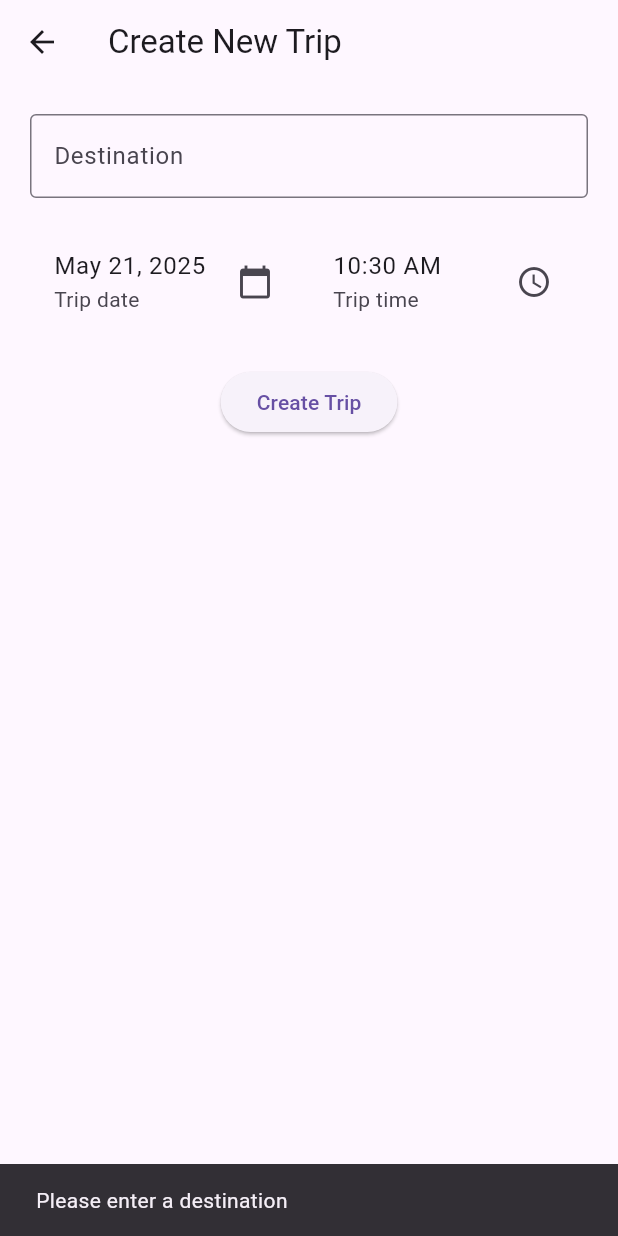
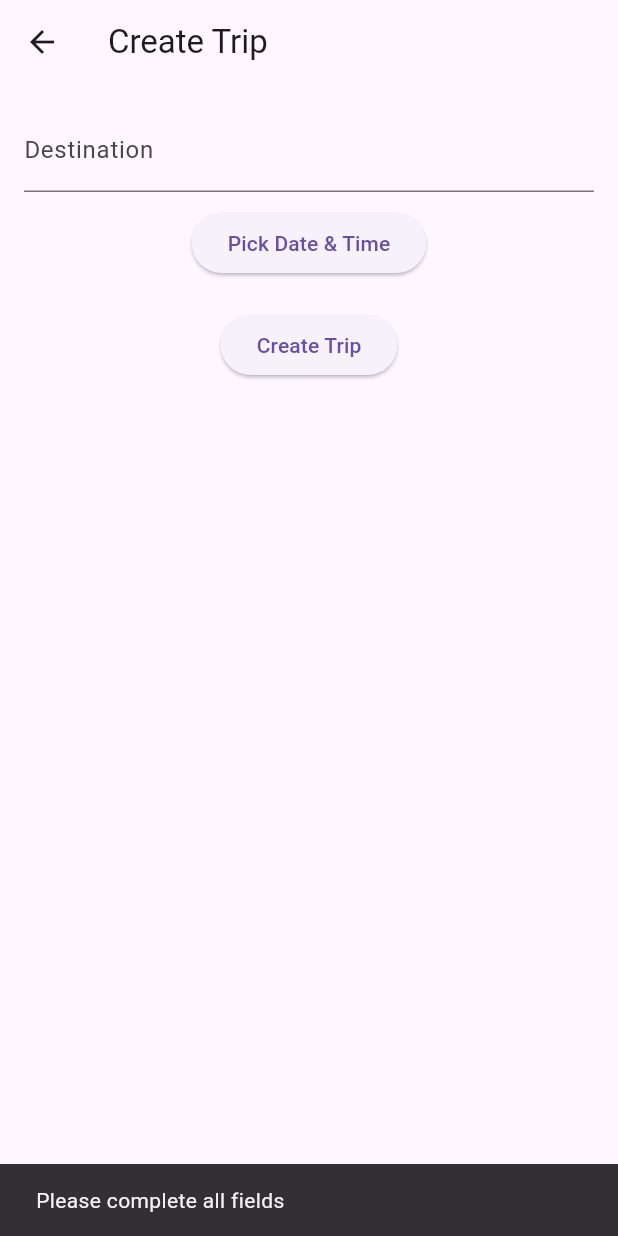
Before and after one commit to mashoodji/Convay-latest-, a Flutter app: the CreateTripScreen screen opened directly, after a tap on "Create Trip", on a phone screen of 412 x 824 dp. Run offline on Flutter 3.47's test engine with Material 3 defaults, Android fonts, the phone set to English and light mode, and no system bars; our stand-ins replace cloud_firestore, firebase_auth, firebase_core, firebase_database, google_maps_flutter; accounts and stored records are empty.

Commit message:
Trip Id (mashood)

```diff
--- a/lib/screens/home/create_trip_screen.dart
+++ b/lib/screens/home/create_trip_screen.dart
@@ -1,9 +1,7 @@
 import 'package:flutter/material.dart';
-import 'package:intl/intl.dart';
 import 'package:provider/provider.dart';
+import '../../services/trip_service.dart';
 import '../../services/auth_service.dart';
-import '../../services/trip_service.dart';
-import '../trip/trip_map_screen.dart';
 
 class CreateTripScreen extends StatefulWidget {
   const CreateTripScreen({super.key});
@@ -13,128 +11,102 @@ class CreateTripScreen extends StatefulWidget {
 }
 
 class _CreateTripScreenState extends State<CreateTripScreen> {
-  final _destinationController = TextEditingController();
-  DateTime _tripDate = DateTime.now();
-  TimeOfDay _tripTime = TimeOfDay.now();
+  final TextEditingController _destinationController = TextEditingController();
+  DateTime? _selectedDateTime;
+
   bool _isLoading = false;
 
-  Future<void> _selectDate(BuildContext context) async {
-    final DateTime? picked = await showDatePicker(
-      context: context,
-      initialDate: _tripDate,
-      firstDate: DateTime.now(),
-      lastDate: DateTime(2101),
-    );
-    if (picked != null && picked != _tripDate) {
-      setState(() => _tripDate = picked);
-    }
-  }
+  Future<void> _createTrip() async {
+    final authService = Provider.of<AuthService>(context, listen: false);
+    final tripService = Provider.of<TripService>(context, listen: false);
+    final user = authService.currentUser;
+    final destination = _destinationController.text.trim();
 
-  Future<void> _selectTime(BuildContext context) async {
-    final TimeOfDay? picked = await showTimePicker(
-      context: context,
-      initialTime: _tripTime,
-    );
-    if (picked != null && picked != _tripTime) {
-      setState(() => _tripTime = picked);
-    }
-  }
-
-  Future<void> _createTrip() async {
-    if (_destinationController.text.isEmpty) {
+    if (user == null || destination.isEmpty || _selectedDateTime == null) {
       ScaffoldMessenger.of(context).showSnackBar(
-        const SnackBar(content: Text('Please enter a destination')),
+        const SnackBar(content: Text('Please complete all fields')),
       );
       return;
     }
 
-    setState(() => _isLoading = true);
-    final tripService = Provider.of<TripService>(context, listen: false);
-    final authService = Provider.of<AuthService>(context, listen: false);
+    setState(() {
+      _isLoading = true;
+    });
 
-    final dateTime = DateTime(
-      _tripDate.year,
-      _tripDate.month,
-      _tripDate.day,
-      _tripTime.hour,
-      _tripTime.minute,
-    );
-
-    final trip = await tripService.createTrip(
-      adminId: authService.currentUser!.uid,
-      destination: _destinationController.text,
-      dateTime: dateTime,
-    );
-
-    setState(() => _isLoading = false);
-
-    if (trip != null) {
-      // Show Trip ID in a dialog
-      await showDialog(
-        context: context,
-        builder: (context) => AlertDialog(
-          title: const Text('Trip Created'),
-          content: Text('Trip ID: ${trip.id}'),
-          actions: [
-            TextButton(
-              onPressed: () => Navigator.of(context).pop(),
-              child: const Text('OK'),
-            ),
-          ],
-        ),
+    try {
+      final trip = await tripService.createTrip(
+        adminId: user.uid,
+        destination: destination,
+        dateTime: _selectedDateTime!,
       );
 
-      // Navigate to the trip map screen
-      Navigator.pushReplacement(
-        context,
-        MaterialPageRoute(
-          builder: (context) => TripMapScreen(tripId: trip.id),
-        ),
+      if (trip != null) {
+        ScaffoldMessenger.of(context).showSnackBar(
+          SnackBar(content: Text('Trip created with ID: ${trip.id}')),
+        );
+        Navigator.pop(context);
+      } else {
+        throw Exception("Failed to create trip.");
+      }
+    } catch (e) {
+      ScaffoldMessenger.of(context).showSnackBar(
+        SnackBar(content: Text("Error: ${e.toString()}")),
       );
-    } else {
-      ScaffoldMessenger.of(context).showSnackBar(
-        const SnackBar(content: Text('Failed to create trip')),
-      );
+    } finally {
+      setState(() {
+        _isLoading = false;
+      });
     }
   }
 
+  Future<void> _pickDateTime() async {
+    final date = await showDatePicker(
+      context: context,
+      initialDate: DateTime.now().add(const Duration(days: 1)),
+      firstDate: DateTime.now(),
+      lastDate: DateTime(2100),
+    );
+
+    if (date == null) return;
+
+    final time = await showTimePicker(
+      context: context,
+      initialTime: const TimeOfDay(hour: 10, minute: 0),
+    );
+
+    if (time == null) return;
+
+    setState(() {
+      _selectedDateTime = DateTime(
+        date.year,
+        date.month,
+        date.day,
+        time.hour,
+        time.minute,
+      );
+    });
+  }
 
   @override
   Widget build(BuildContext context) {
     return Scaffold(
-      appBar: AppBar(title: const Text('Create New Trip')),
+      appBar: AppBar(
+        title: const Text('Create Trip'),
+      ),
       body: Padding(
-        padding: const EdgeInsets.all(20.0),
+        padding: const EdgeInsets.all(16.0),
         child: Column(
           children: [
             TextField(
               controller: _destinationController,
-              decoration: const InputDecoration(
-                labelText: 'Destination',
-                hintText: 'Where are you going?',
-                border: OutlineInputBorder(),
-              ),
+              decoration: const InputDecoration(labelText: 'Destination'),
             ),
-            const SizedBox(height: 20),
-            Row(
-              children: [
-                Expanded(
-                  child: ListTile(
-                    title: Text(DateFormat.yMMMd().format(_tripDate)),
-                    subtitle: const Text('Trip date'),
-                    trailing: const Icon(Icons.calendar_today),
-                    onTap: () => _selectDate(context),
-                  ),
-                ),
-                Expanded(
-                  child: ListTile(
-                    title: Text(_tripTime.format(context)),
-                    subtitle: const Text('Trip time'),
-                    trailing: const Icon(Icons.access_time),
-                    onTap: () => _selectTime(context),
-                  ),
-                ),
-              ],
+            const SizedBox(height: 10),
+            ElevatedButton(
+              onPressed: _pickDateTime,
+              child: Text(_selectedDateTime == null
+                  ? 'Pick Date & Time'
+                  : 'Selected: ${_selectedDateTime.toString()}'),
             ),
             const SizedBox(height: 20),
             _isLoading
@@ -148,10 +120,4 @@ class _CreateTripScreenState extends State<CreateTripScreen> {
       ),
     );
   }
-
-  @override
-  void dispose() {
-    _destinationController.dispose();
-    super.dispose();
-  }
 }
--- a/pubspec.yaml
+++ b/pubspec.yaml
@@ -42,6 +42,7 @@ dependencies:
   google_maps_flutter: ^2.12.2
   intl: ^0.20.2
   intl_utils: ^2.8.10
+  geocoding: ^3.0.0
 
 dev_dependencies:
   flutter_test:
```
Also changed, not shown: lib/services/trip_service.dart (+17 -7 lines), pubspec.lock.
